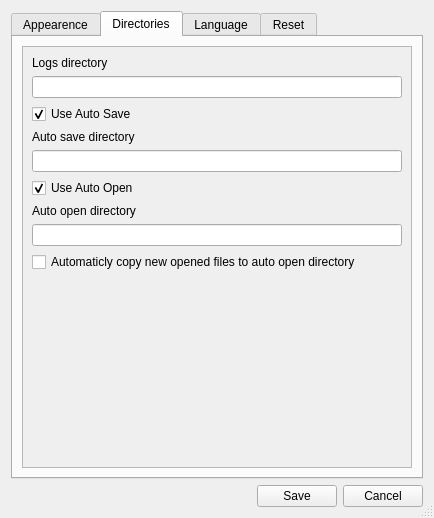
Old version of the form StudyGuide/ui/PreferenceWindow.ui in the repository JesseRobot01/PlanGuidePlanner.
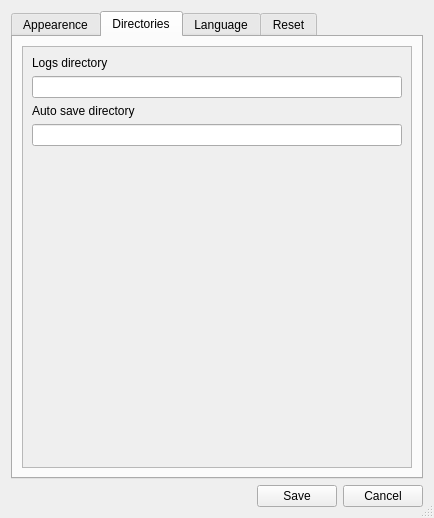
New version of the form. The open tabs and pages were chosen to show the change.

What changed in the file:
```diff
--- a/StudyGuide/ui/PreferenceWindow.ui
+++ b/StudyGuide/ui/PreferenceWindow.ui
@@ -140,19 +140,6 @@
            <item>
             <widget class="QLineEdit" name="logsDirectory"/>
            </item>
-           <item>
-            <widget class="QCheckBox" name="useAutoSaveCheck">
-             <property name="enabled">
-              <bool>true</bool>
-             </property>
-             <property name="text">
-              <string>Use Auto Save</string>
-             </property>
-             <property name="checked">
-              <bool>true</bool>
-             </property>
-            </widget>
-           </item>
            <item>
             <widget class="QLabel" name="label_12">
              <property name="sizePolicy">
@@ -169,39 +156,6 @@
            <item>
             <widget class="QLineEdit" name="autoSaveDir"/>
            </item>
-           <item>
-            <widget class="QCheckBox" name="useAutoOpenCheck">
-             <property name="text">
-              <string>Use Auto Open</string>
-             </property>
-             <property name="checked">
-              <bool>true</bool>
-             </property>
-            </widget>
-           </item>
-           <item>
-            <widget class="QLabel" name="label_13">
-             <property name="sizePolicy">
-              <sizepolicy hsizetype="Preferred" vsizetype="Fixed">
-               <horstretch>0</horstretch>
-               <verstretch>0</verstretch>
-              </sizepolicy>
-             </property>
-             <property name="text">
-              <string>Auto open directory</string>
-             </property>
-            </widget>
-           </item>
-           <item>
-            <widget class="QLineEdit" name="autoOpenDir"/>
-           </item>
-           <item>
-            <widget class="QCheckBox" name="copyNewFilesCheckBox">
-             <property name="text">
-              <string>Automaticly copy new opened files to auto open directory</string>
-             </property>
-            </widget>
-           </item>
            <item>
             <spacer name="verticalSpacer_2">
              <property name="orientation">
```
Left out of the diff: 4 changed lines with no effect on the pictures.
